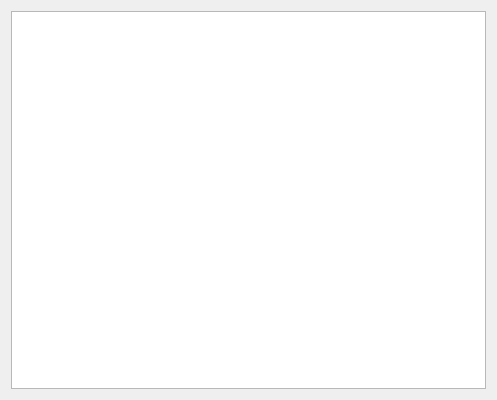
scuq/offlineshop, file dialogshowcarts.ui: the form before one commit.
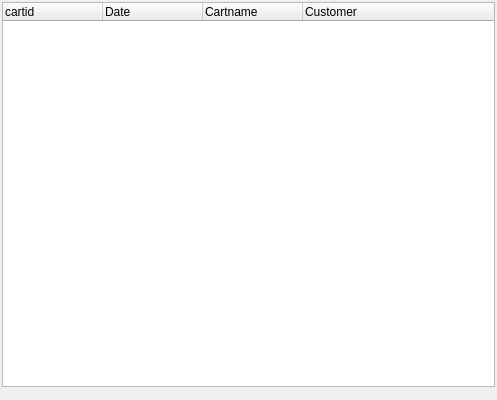
The form after the commit.

Patch:
```diff
--- a/dialogshowcarts.ui
+++ b/dialogshowcarts.ui
@@ -14,8 +14,56 @@
    <string>Show Carts</string>
   </property>
   <layout class="QGridLayout" name="gridLayout">
+   <property name="leftMargin">
+    <number>2</number>
+   </property>
+   <property name="topMargin">
+    <number>2</number>
+   </property>
+   <property name="rightMargin">
+    <number>2</number>
+   </property>
+   <property name="bottomMargin">
+    <number>13</number>
+   </property>
    <item row="0" column="0">
-    <widget class="QListWidget" name="listWidget"/>
+    <widget class="QTreeWidget" name="treeWidget">
+     <property name="uniformRowHeights">
+      <bool>true</bool>
+     </property>
+     <property name="headerHidden">
+      <bool>false</bool>
+     </property>
+     <property name="columnCount">
+      <number>4</number>
+     </property>
+     <attribute name="headerVisible">
+      <bool>true</bool>
+     </attribute>
+     <attribute name="headerStretchLastSection">
+      <bool>true</bool>
+     </attribute>
+     <column>
+      <property name="text">
+       <string>cartid</string>
+      </property>
+     </column>
+     <column>
+      <property name="text">
+       <string>Date</string>
+      </property>
+     </column>
+     <column>
+      <property name="text">
+       <string>Cartname</string>
+      </property>
+     </column>
+     <column>
+      <property name="text">
+       <string>Customer</string>
+      </property>
+     </column>
+    </widget>
    </item>
   </layout>
  </widget>
```
